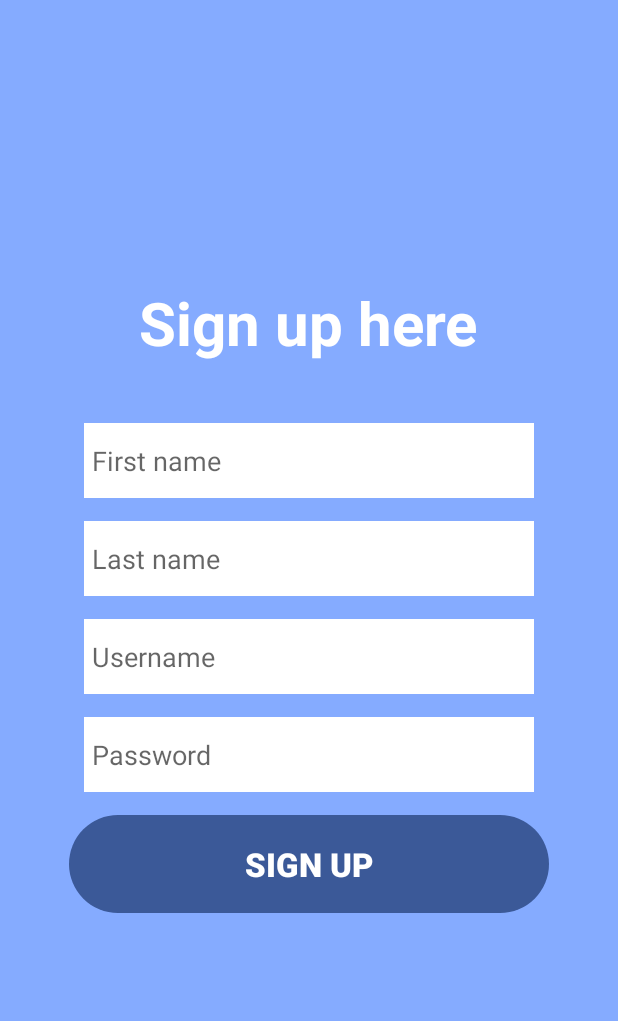
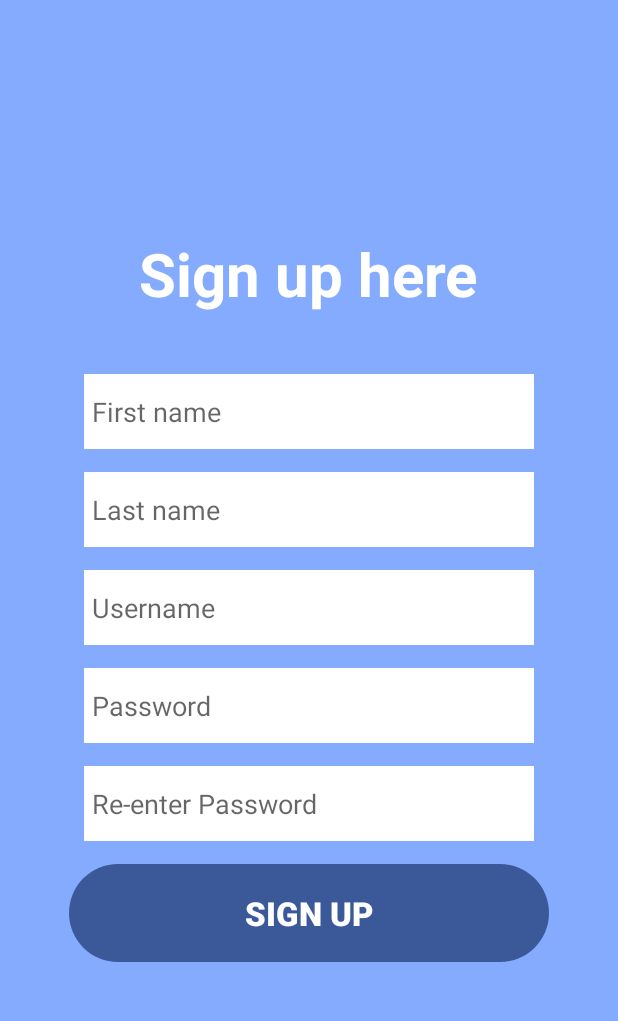
Before and after one commit to noviarn/BookingIn_Proyek-Mobile, an Android app: the RegisterActivity screen opened directly, with no data from a screen before it, on a phone screen of 412 x 824 dp, the part 62-1083 px from its top. Run offline under Robolectric (Android 15) with nearby library versions, the phone set to English and light mode, and no system bars.

Commit message:
Update activity_register.xml
nambahin reenter pass aja

```diff
--- a/app/src/main/res/layout/activity_register.xml
+++ b/app/src/main/res/layout/activity_register.xml
@@ -80,6 +80,19 @@
             android:background="@color/white"
             android:layout_marginTop="15dp"/>
 
+        <EditText
+            android:id="@+id/reenter_pass"
+            android:layout_width="300dp"
+            android:layout_height="50dp"
+            android:layout_gravity="center_horizontal"
+            android:includeFontPadding="true"
+            android:paddingLeft="5dp"
+            android:paddingRight="5dp"
+            android:hint="Re-enter Password"
+            android:inputType="textPassword"
+            android:background="@color/white"
+            android:layout_marginTop="15dp"/>
+
         <Button
             android:layout_width="320dp"
             android:layout_height="65dp"
```
